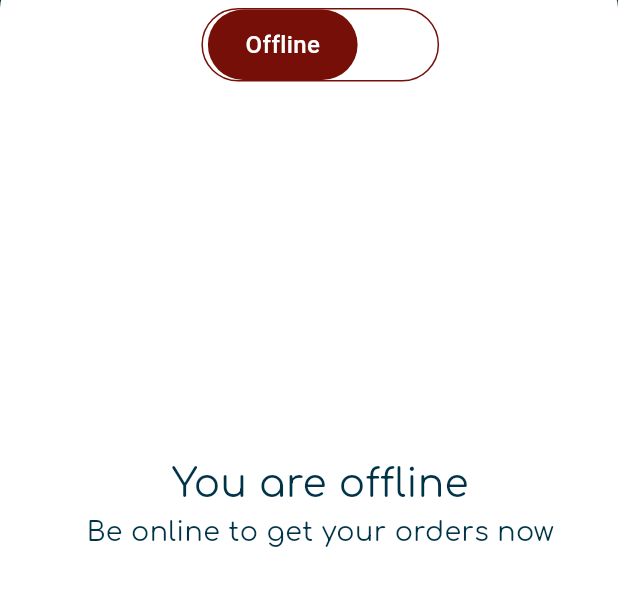
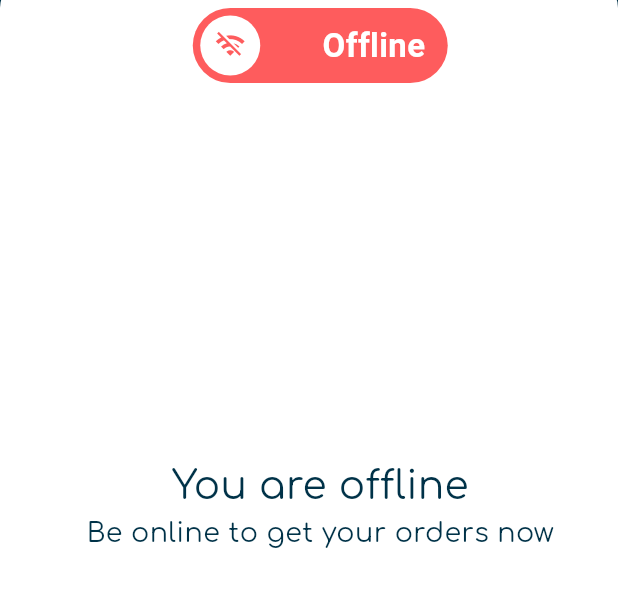
Before and after one commit to Duaawagdy/mute_motion, a Flutter app: the Orders_Screen screen opened by its route, on a phone screen of 412 x 824 dp, the part 106-713 px from its top. Run offline on Flutter 3.47's test engine with Material 3 defaults, Android fonts, the phone set to English and light mode, and no system bars; drawn by our look-alikes of lite_rolling_switch; our stand-ins replace dio, flutter_rating_bar, font_awesome_flutter, go_router, shared_preferences; accounts and stored records are empty; project files that could hold a hidden picture were left out.

Commit message:
orders page

```diff
--- a/lib/feature/orders_screen/view/orders_screen.dart
+++ b/lib/feature/orders_screen/view/orders_screen.dart
@@ -1,33 +1,29 @@
 import 'package:flutter/material.dart';
-import 'package:font_awesome_flutter/font_awesome_flutter.dart';
-import 'package:go_router/go_router.dart';
-import 'package:mute_motion/core//utils/offline.dart';
-import 'package:mute_motion/core//utils/online.dart';
+import 'package:lite_rolling_switch/lite_rolling_switch.dart';
+import 'package:mute_motion/core/utils/offline.dart';
+import 'package:mute_motion/core/utils/online.dart';
 import 'package:mute_motion/feature/sidebar/presentation/view/sidebar.dart';
+
 class Orders_Screen extends StatefulWidget {
-  const Orders_Screen({super.key});
+  const Orders_Screen({Key? key}) : super(key: key);
 
   @override
-  State<Orders_Screen> createState() => _Orders_ScreenState();
+  State<Orders_Screen> createState() => _OrdersScreenState();
 }
 
-class _Orders_ScreenState extends State<Orders_Screen> {
-  int _buttonIndex = 0;
-  final _StatusWidget = [
-    //Completed Widgets
-    Offline(),
-    //Canseled Widgets
-    Online(),
-  ];
+class _OrdersScreenState extends State<Orders_Screen> {
+  bool isOffline = false;
+
   @override
   Widget build(BuildContext context) {
     return Scaffold(
-
       drawer: NavDrawer(),
       backgroundColor: Color(0xff003248),
       appBar: AppBar(
-        title: Text('Orders',style: TextStyle(fontSize: 25, fontFamily: 'Lato', color: Colors.white),),
-        //leading: IconButton(onPressed:(){} ,icon: Icon(FontAwesomeIcons.bars,color: Colors.white,)),
+        title: Text(
+          'Orders',
+          style: TextStyle(fontSize: 25, fontFamily: 'Lato', color: Colors.white),
+        ),
         elevation: 0,
         centerTitle: true,
         backgroundColor: Colors.transparent,
@@ -35,76 +31,39 @@ class _Orders_ScreenState extends State<Orders_Screen> {
       body: Container(
         height: MediaQuery.of(context).size.height,
         width: double.infinity,
-          padding:const EdgeInsets.only(
+        padding: const EdgeInsets.only(
           top: 20,
           left: 15,
         ),
-          decoration:const BoxDecoration(
+        decoration: const BoxDecoration(
           color: Colors.white,
           borderRadius: BorderRadius.only(
             topLeft: Radius.circular(20),
             topRight: Radius.circular(20),
-                  )
+          ),
         ),
         child: SingleChildScrollView(
           child: Column(
             children: [
-                Container(
-                  width: MediaQuery.of(context).size.width/2.6,
-                decoration: BoxDecoration(
-                  borderRadius: BorderRadius.circular(30),
-                  border:_buttonIndex == 0? Border.all(color: Color(0xff760F07)):Border.all(color: Color(0xff097607))
+              LiteRollingSwitch(
+                value: isOffline,
+                width: 170,
+                textOn: 'Online',
+                textOff: 'Offline',
+                textOnColor: Colors.white,
+                colorOff: Color(0xffFE5C5D),
+                colorOn: Color(0xff097607),
+                iconOff: Icons.wifi_off,
+                // iconOn: Icons.wifi,
+                textSize: 22.0,
+                animationDuration:Duration(milliseconds: 600),
+                onChanged: (value) {
+                  setState(() {
+                    isOffline = value;
+                  });
+                }, onTap: (){}, onDoubleTap: (){}, onSwipe: (){},
               ),
-                  child: Row(
-                    mainAxisAlignment: MainAxisAlignment.center,
-                  children: [
-                    InkWell(
-                      onTap: () {
-                        setState(() {
-                          _buttonIndex = 0;
-                        });
-                      },
-                      child: Container(
-                        padding: EdgeInsets.symmetric(vertical: 12, horizontal: 25),
-                        decoration: BoxDecoration(
-                          color: _buttonIndex == 0? Color(0xff760F07):Colors.transparent,
-                          borderRadius: BorderRadius.circular(30),
-                        ),
-                        child: _buttonIndex == 0? Text("Offline",
-                        style: TextStyle(
-                        color:Colors.white,
-                        fontSize: 16,
-                        fontWeight: FontWeight.w500,
-                      ),
-                        ): Text(''),
-                      ),
-                    ),
-                    InkWell(
-                      onTap: () {
-                        setState(() {
-                          _buttonIndex = 1;
-                        });
-                      },
-                      child: Container(
-                        padding: EdgeInsets.symmetric(vertical: 12, horizontal: 25),
-                        decoration: BoxDecoration(
-                          color: _buttonIndex == 1? Color(0xff097607):Colors.transparent,
-                          borderRadius: BorderRadius.circular(30),
-                        ),
-                        child:  _buttonIndex == 1? Text("Online",
-                        style: TextStyle(
-                        color: Colors.white,
-                        fontSize: 16,
-                        fontWeight: FontWeight.w500,
-                        ),
-                        ): Text(''),
-                      ),
-                    ),
-
-                  ],
-                            ),
-                ),
-                _StatusWidget[_buttonIndex],
+              isOffline ? Online() : Offline(),
             ],
           ),
         ),
--- a/pubspec.yaml
+++ b/pubspec.yaml
@@ -42,6 +42,8 @@ dependencies:
   loading_animation_widget: ^1.2.0+4
   shared_preferences: ^2.2.2
   provider: any
+  switch_button: ^0.0.1
+  lite_rolling_switch: ^1.0.1
 
 dev_dependencies:
   flutter_test:
```
Also changed, not shown: lib/feature/orders_screen/view/widget/custemrequest.dart (+9 -15 lines), pubspec.lock. Lines whose indentation alone changed are shown as unchanged.
